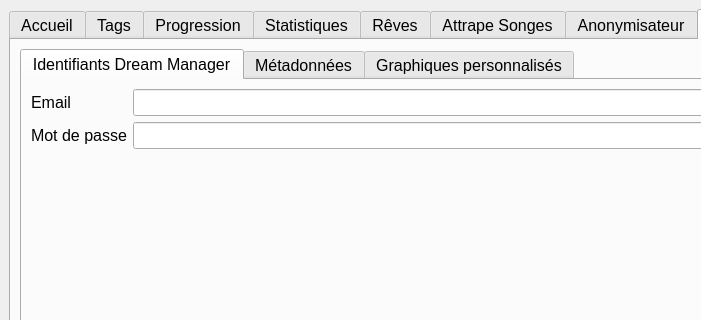
Before: the Qt Designer form src/ui/main_window.ui in estebanthi/DreamsAnalyzer, drawn with Qt 5; both pictures show x 0 to 701 and y 0 to 320 of the 935 by 735 pixel window.
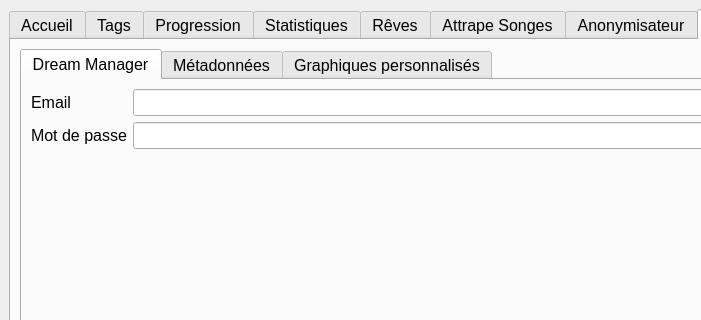
After: the same form once the commit is applied. The open tabs and pages were chosen to show the change. Custom widgets are drawn as their Qt base class.

```diff
--- a/src/ui/main_window.ui
+++ b/src/ui/main_window.ui
@@ -930,7 +930,7 @@
           </property>
           <widget class="QWidget" name="tab_6">
            <attribute name="title">
-            <string>Identifiants Dream Manager</string>
+            <string>Dream Manager</string>
            </attribute>
            <layout class="QHBoxLayout" name="horizontalLayout_18">
             <item>
```
